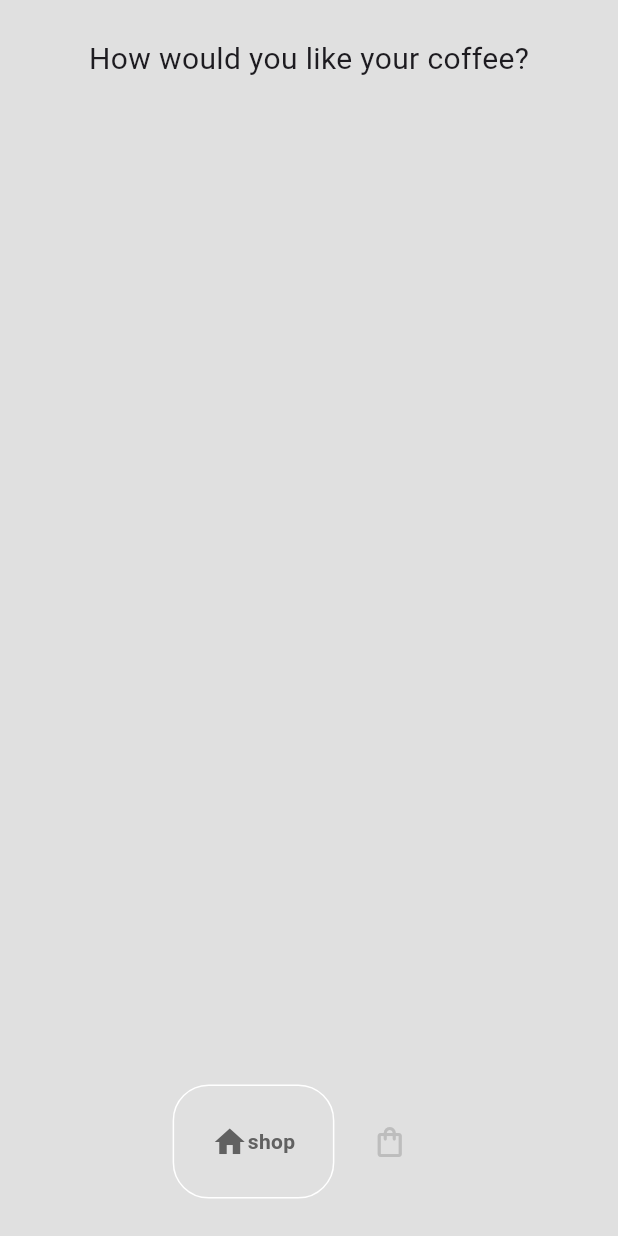
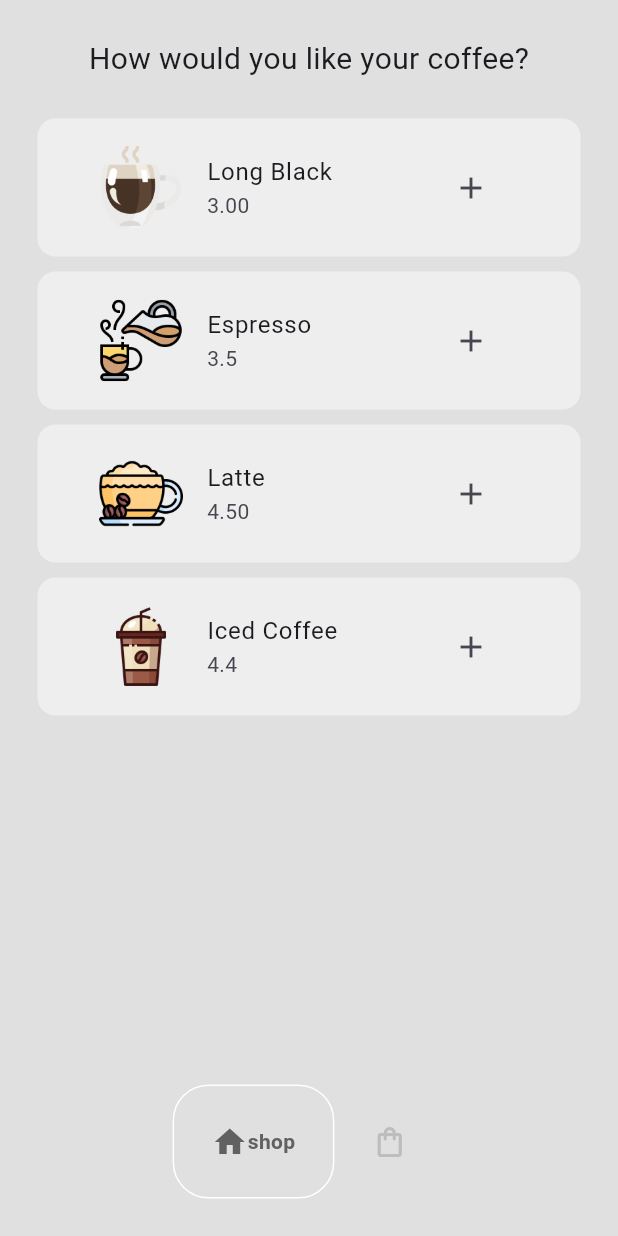
Before and after one commit to JAIII12/Coffeeshopping, a Flutter app: the screen it shows after launch, on a phone screen of 412 x 824 dp. Run offline on Flutter 3.47's test engine with Material 3 defaults, Android fonts, the light colour scheme and no system bars; drawn by our look-alikes of google_nav_bar.

Commit message:
fourth commit

```diff
--- /dev/null
+++ b/lib/components/coffee_tile.dart
@@ -0,0 +1,35 @@
+import 'package:flutter/material.dart';
+
+import '../images/models/coffee.dart';
+
+
+class CoffeeTile extends StatelessWidget {
+  final Coffee coffee;
+  void Function()? onPressed;
+  final Widget icon;
+  CoffeeTile({
+    super.key,
+    required this.coffee,
+    required this.onPressed,
+    required this.icon,
+    });
+
+  @override
+  Widget build(BuildContext context) {
+    return Container(
+      decoration: BoxDecoration(color: Colors.grey[200],borderRadius: BorderRadius.circular(12)),
+      margin: EdgeInsets.only(bottom: 10),
+      padding: EdgeInsets.symmetric(horizontal: 25, vertical: 10),
+      child: ListTile(
+          title: Text(coffee.name),
+          subtitle: Text(coffee.price),
+          leading: Image.asset(coffee.imagePath),
+          trailing: IconButton(
+            icon: icon,
+            onPressed:  onPressed,
+
+          )
+      ),
+    );
+  }
+}
--- a/lib/images/models/coffeeshop.dart
+++ b/lib/images/models/coffeeshop.dart
@@ -7,24 +7,24 @@ final List<Coffee> _shop = [
   Coffee(
     name: 'Long Black',
     price: "3.00",
-    imagePath: 'assets/images/black.png',),
+    imagePath: 'lib/images/black.png',),
 
   Coffee(
     name: 'Espresso',
     price: "3.5",
-    imagePath: 'assets/images/espresso.png',
+    imagePath: 'lib/images/espresso.png',
 
   ),
   Coffee(
     name: 'Latte',
     price: "4.50",
-    imagePath: 'assets/images/latte.png',
+    imagePath: 'lib/images/latte.png',
 
   ),
   Coffee(
     name: 'Iced Coffee',
     price: '4.4',
-    imagePath: 'assets/images/icedcoffee.png',
+    imagePath: 'lib/images/icedcoffee.png',
 
   ),
 ];
@@ -41,11 +41,13 @@ List<Coffee> get usercart => _usercart;
 // add item to cart
 void addToCart(Coffee coffee) {
   _usercart.add(coffee);
+  notifyListeners();
 }
 
 //remove item from cart
 void removeFromCart(Coffee coffee) {
   _usercart.remove(coffee);
+  notifyListeners();
 
 }
 }
--- a/lib/pages/shop_page.dart
+++ b/lib/pages/shop_page.dart
@@ -1,4 +1,8 @@
+import 'package:coffeeshopui/components/coffee_tile.dart';
+import 'package:coffeeshopui/images/models/coffee.dart';
+import 'package:coffeeshopui/images/models/coffeeshop.dart';
 import 'package:flutter/material.dart';
+import 'package:provider/provider.dart';
 
 class ShopPage extends StatefulWidget {
   const ShopPage({super.key});
@@ -8,9 +12,15 @@ class ShopPage extends StatefulWidget {
 }
 
 class _ShopPageState extends State<ShopPage> {
+
+  //add to cart
+  void addToCart(Coffee coffee) {
+    Provider.of<Coffeeshop>(context, listen: false).addToCart(coffee);
+  }
+
   @override
   Widget build(BuildContext context) {
-    return SafeArea(
+    return Consumer<Coffeeshop>(builder: (context, value, child) =>SafeArea(
       child: Padding(
         padding: const EdgeInsets.all(25.0),
         child: Column(
@@ -23,19 +33,23 @@ class _ShopPageState extends State<ShopPage> {
             const SizedBox(height: 25,),
 
             //list of coffee to buy
-            Expanded(child: ListView.builder(itemBuilder: (context, index){
+            Expanded(child: ListView.builder(
+              itemCount: value.coffeeshop.length,
+              itemBuilder: (context, index){
                //get individual coffee
-
-
+               Coffee eachCoffee = value.coffeeshop[index];
 
             //return the tile for this coffee
-
-
-            })
+            return CoffeeTile(
+              coffee: eachCoffee,
+              icon: Icon(Icons.add),
+              onPressed:() => addToCart(eachCoffee),);
+  })
             )
           ],
         ),
       ),
+    )
     );
 
   }
```
Also changed, not shown: lib/pages/cart_page.dart (+40 -1 lines).
